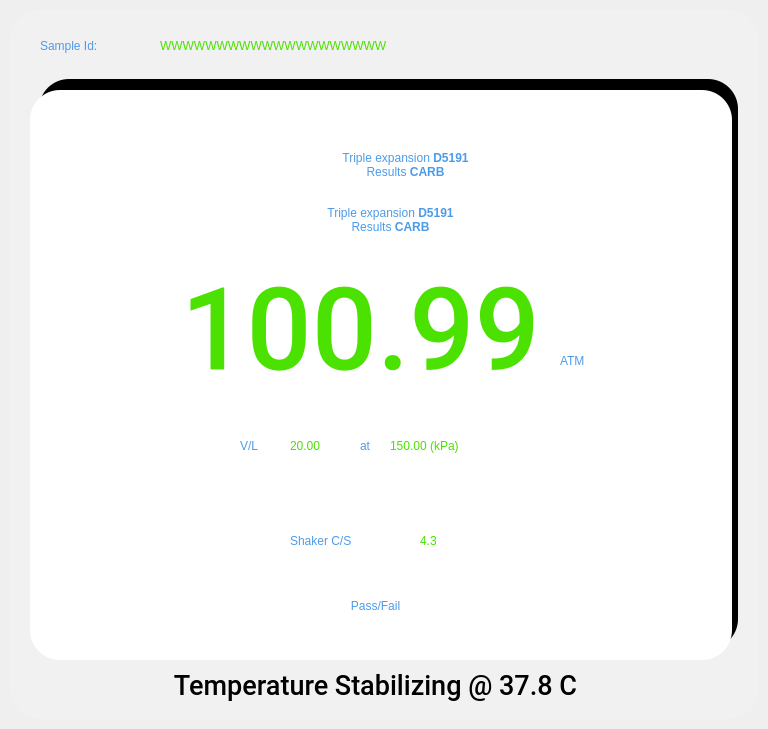
Before: the Qt Designer form pApp-22-June-2021/smeasuring2.ui in ChandraMVE/PSSC_QT_Development, drawn with Qt 5.
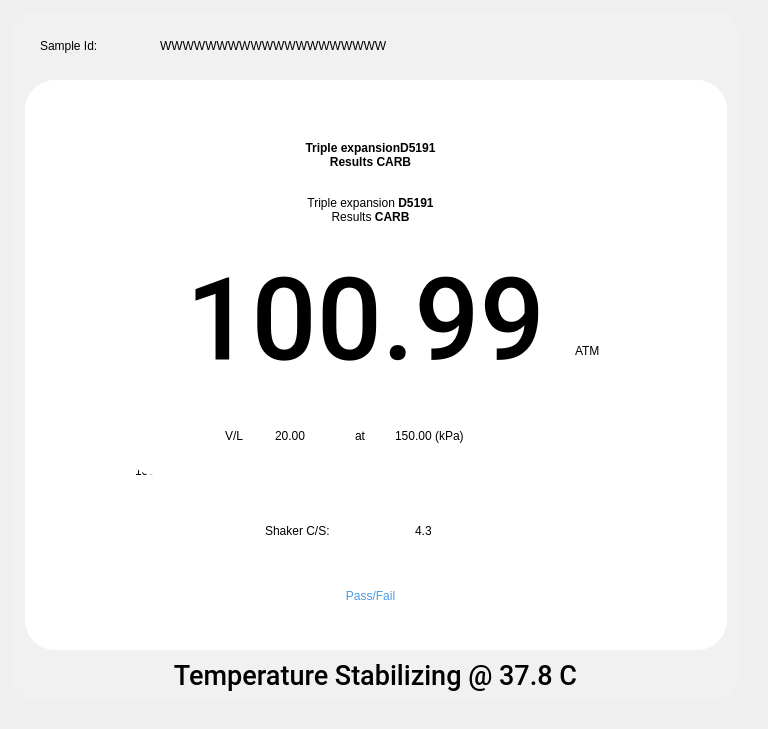
After: the same form once the commit is applied.

Commit message: QT Version 1.05.130 has below changes 1. UI color is changed

What changed in the file:
```diff
--- a/pApp-22-June-2021/smeasuring2.ui
+++ b/pApp-22-June-2021/smeasuring2.ui
@@ -18,8 +18,8 @@
     <rect>
      <x>10</x>
      <y>10</y>
-     <width>749</width>
-     <height>709</height>
+     <width>730</width>
+     <height>691</height>
     </rect>
    </property>
    <property name="styleSheet">
@@ -39,38 +39,11 @@
    <property name="frameShadow">
     <enum>QFrame::Raised</enum>
    </property>
-   <widget class="QFrame" name="frame_2">
-    <property name="geometry">
-     <rect>
-      <x>29</x>
-      <y>69</y>
-      <width>699</width>
-      <height>570</height>
-     </rect>
-    </property>
-    <property name="styleSheet">
-     <string notr="true">background-color: rgb(0, 0, 0);
-border-width: 0px;
-border-color: rgb(21, 100, 192);
-border-style: solid;
-border-radius: 30;
-color: rgb(0, 0, 0);
-font: 75 16pt &quot;Roboto&quot;;
-
-</string>
-    </property>
-    <property name="frameShape">
-     <enum>QFrame::StyledPanel</enum>
-    </property>
-    <property name="frameShadow">
-     <enum>QFrame::Raised</enum>
-    </property>
-   </widget>
    <widget class="QFrame" name="frame_3">
     <property name="geometry">
      <rect>
-      <x>20</x>
-      <y>80</y>
+      <x>15</x>
+      <y>70</y>
       <width>702</width>
       <height>570</height>
      </rect>
@@ -95,9 +68,9 @@
     <widget class="QFrame" name="fr3Pr">
      <property name="geometry">
       <rect>
-       <x>100</x>
+       <x>90</x>
        <y>335</y>
-       <width>491</width>
+       <width>511</width>
        <height>80</height>
       </rect>
      </property>
@@ -113,15 +86,15 @@
      <widget class="QLabel" name="lblPabs">
       <property name="geometry">
        <rect>
-        <x>360</x>
+        <x>350</x>
         <y>40</y>
-        <width>101</width>
-        <height>21</height>
+        <width>121</width>
+        <height>31</height>
        </rect>
       </property>
       <property name="styleSheet">
-       <string notr="true">color: rgb(75, 225, 0);
-font: 75 18pt &quot;Roboto Medium&quot;;</string>
+       <string notr="true">color: rgb(0, 0, 0);
+font: 75 20pt &quot;Roboto Medium&quot;;</string>
       </property>
       <property name="text">
        <string>99999.9</string>
@@ -131,14 +104,14 @@
       <property name="geometry">
        <rect>
         <x>200</x>
-        <y>10</y>
-        <width>91</width>
-        <height>31</height>
+        <y>0</y>
+        <width>101</width>
+        <height>41</height>
        </rect>
       </property>
       <property name="styleSheet">
-       <string notr="true">color: rgb(77, 155, 232);
-font: 75 16pt &quot;Roboto Medium&quot;;</string>
+       <string notr="true">color: rgb(0, 0, 0);
+font: 75 18pt &quot;Roboto Medium&quot;;</string>
       </property>
       <property name="text">
        <string>Pgas</string>
@@ -147,15 +120,15 @@
      <widget class="QLabel" name="lblPgas">
       <property name="geometry">
        <rect>
-        <x>200</x>
+        <x>190</x>
         <y>40</y>
-        <width>101</width>
-        <height>21</height>
+        <width>121</width>
+        <height>31</height>
        </rect>
       </property>
       <property name="styleSheet">
-       <string notr="true">color: rgb(75, 225, 0);
-font: 75 18pt &quot;Roboto Medium&quot;;</string>
+       <string notr="true">color: rgb(0, 0, 0);
+font: 75 20pt &quot;Roboto Medium&quot;;</string>
       </property>
       <property name="text">
        <string>10000.9</string>
@@ -164,15 +137,15 @@
      <widget class="QLabel" name="lblPtot">
       <property name="geometry">
        <rect>
-        <x>30</x>
+        <x>20</x>
         <y>40</y>
-        <width>101</width>
-        <height>21</height>
+        <width>121</width>
+        <height>31</height>
        </rect>
       </property>
       <property name="styleSheet">
-       <string notr="true">color: rgb(75, 225, 0);
-font: 75 18pt &quot;Roboto Medium&quot;;</string>
+       <string notr="true">color: rgb(0, 0, 0);
+font: 75 20pt &quot;Roboto Medium&quot;;</string>
       </property>
       <property name="text">
        <string>10000.9</string>
@@ -182,14 +155,14 @@
       <property name="geometry">
        <rect>
         <x>360</x>
-        <y>10</y>
-        <width>91</width>
-        <height>31</height>
+        <y>0</y>
+        <width>101</width>
+        <height>41</height>
        </rect>
       </property>
       <property name="styleSheet">
-       <string notr="true">color: rgb(77, 155, 232);
-font: 75 16pt &quot;Roboto Medium&quot;;</string>
+       <string notr="true">color: rgb(0, 0, 0);
+font: 75 18pt &quot;Roboto Medium&quot;;</string>
       </property>
       <property name="text">
        <string>Pabs</string>
@@ -199,14 +172,14 @@
       <property name="geometry">
        <rect>
         <x>30</x>
-        <y>10</y>
-        <width>91</width>
-        <height>31</height>
+        <y>0</y>
+        <width>101</width>
+        <height>41</height>
        </rect>
       </property>
       <property name="styleSheet">
-       <string notr="true">color: rgb(77, 155, 232);
-font: 75 16pt &quot;Roboto Medium&quot;;</string>
+       <string notr="true">color: rgb(0, 0, 0);
+font: 75 18pt &quot;Roboto Medium&quot;;</string>
       </property>
       <property name="text">
        <string>Ptot</string>
@@ -218,7 +191,7 @@
       <rect>
        <x>140</x>
        <y>165</y>
-       <width>381</width>
+       <width>401</width>
        <height>151</height>
       </rect>
      </property>
@@ -233,7 +206,7 @@
      </property>
      <property name="styleSheet">
       <string notr="true">border-width: 0px;
-color: rgb(75, 225, 0);
+color: rgb(0, 0, 0);
 font: 75 86pt &quot;Roboto Medium&quot;;</string>
      </property>
      <property name="text">
@@ -246,14 +219,14 @@
     <widget class="QLabel" name="lblScale">
      <property name="geometry">
       <rect>
-       <x>530</x>
+       <x>550</x>
        <y>255</y>
        <width>51</width>
        <height>31</height>
       </rect>
      </property>
      <property name="styleSheet">
-      <string notr="true">color: rgb(77, 155, 232);
+      <string notr="true">color: rgb(0, 0, 0);
 font: 75 16pt &quot;Roboto Black&quot;;</string>
      </property>
      <property name="text">
@@ -283,18 +256,18 @@
     <widget class="QLabel" name="lblMethod">
      <property name="geometry">
       <rect>
-       <x>140</x>
+       <x>100</x>
        <y>55</y>
-       <width>471</width>
+       <width>491</width>
        <height>41</height>
       </rect>
      </property>
      <property name="styleSheet">
-      <string notr="true">color: rgb(77, 155, 232);
+      <string notr="true">color: rgb(0, 0, 0);
 font: 75 26pt &quot;Roboto Medium&quot;;</string>
      </property>
      <property name="text">
-      <string>Triple expansion &lt;B&gt;D5191&lt;/B&gt;&lt;br&gt;Results &lt;B&gt;CARB&lt;/B&gt;</string>
+      <string>&lt;html&gt;&lt;head/&gt;&lt;body&gt;&lt;p&gt;&lt;span style=&quot; font-weight:600;&quot;&gt;Triple expansion&lt;/span&gt;&lt;span style=&quot; font-weight:600;&quot;&gt;D5191&lt;/span&gt;&lt;br/&gt;&lt;span style=&quot; font-weight:600;&quot;&gt;Results CARB&lt;/span&gt;&lt;/p&gt;&lt;/body&gt;&lt;/html&gt;</string>
      </property>
      <property name="alignment">
       <set>Qt::AlignCenter</set>
@@ -331,8 +304,8 @@
        </rect>
       </property>
       <property name="styleSheet">
-       <string notr="true">color: rgb(77, 155, 232);
-font: 75 16pt &quot;Roboto Medium&quot;;</string>
+       <string notr="true">color: rgb(0, 0, 0);
+font: 75 18pt &quot;Roboto Medium&quot;;</string>
       </property>
       <property name="text">
        <string>at</string>
@@ -341,15 +314,15 @@
      <widget class="QLabel" name="lblatPr">
       <property name="geometry">
        <rect>
-        <x>260</x>
+        <x>270</x>
         <y>20</y>
-        <width>141</width>
+        <width>161</width>
         <height>41</height>
        </rect>
       </property>
       <property name="styleSheet">
-       <string notr="true">color: rgb(75, 225, 0);
-font: 75 16pt &quot;Roboto Medium&quot;;</string>
+       <string notr="true">color: rgb(0, 0, 0);
+font: 75 18pt &quot;Roboto Medium&quot;;</string>
       </property>
       <property name="text">
        <string>150.00 (kPa)</string>
@@ -358,15 +331,15 @@
      <widget class="QLabel" name="lblVL">
       <property name="geometry">
        <rect>
-        <x>160</x>
+        <x>150</x>
         <y>20</y>
-        <width>61</width>
+        <width>71</width>
         <height>41</height>
        </rect>
       </property>
       <property name="styleSheet">
-       <string notr="true">color: rgb(75, 225, 0);
-font: 75 16pt &quot;Roboto Medium&quot;;</string>
+       <string notr="true">color: rgb(0, 0, 0);
+font: 75 18pt &quot;Roboto Medium&quot;;</string>
       </property>
       <property name="text">
        <string>20.00</string>
@@ -375,15 +348,15 @@
      <widget class="QLabel" name="label_13">
       <property name="geometry">
        <rect>
-        <x>110</x>
+        <x>100</x>
         <y>20</y>
         <width>41</width>
         <height>41</height>
        </rect>
       </property>
       <property name="styleSheet">
-       <string notr="true">color: rgb(77, 155, 232);
-font: 75 16pt &quot;Roboto Medium&quot;;</string>
+       <string notr="true">color: rgb(0, 0, 0);
+font: 75 18pt &quot;Roboto Medium&quot;;</string>
       </property>
       <property name="text">
        <string>V/L</string>
@@ -393,14 +366,14 @@
     <widget class="QLabel" name="lblFormula">
      <property name="geometry">
       <rect>
-       <x>105</x>
+       <x>90</x>
        <y>105</y>
        <width>511</width>
        <height>51</height>
       </rect>
      </property>
      <property name="styleSheet">
-      <string notr="true">color: rgb(77, 155, 232);
+      <string notr="true">color: rgb(0, 0, 0);
 font: 75 15pt &quot;Roboto Medium&quot;;</string>
      </property>
      <property name="text">
@@ -416,9 +389,9 @@
     <widget class="QFrame" name="frShaker">
      <property name="geometry">
       <rect>
-       <x>250</x>
+       <x>230</x>
        <y>430</y>
-       <width>201</width>
+       <width>221</width>
        <height>41</height>
       </rect>
      </property>
@@ -436,30 +409,30 @@
        <rect>
         <x>10</x>
         <y>0</y>
-        <width>121</width>
+        <width>141</width>
         <height>41</height>
        </rect>
       </property>
       <property name="styleSheet">
-       <string notr="true">color: rgb(77, 155, 232);
-font: 75 16pt &quot;Roboto Medium&quot;;</string>
+       <string notr="true">color: rgb(0, 0, 0);
+font: 75 18pt &quot;Roboto Medium&quot;;</string>
       </property>
       <property name="text">
-       <string>Shaker C/S</string>
+       <string>Shaker C/S:</string>
       </property>
      </widget>
      <widget class="QLabel" name="lblShakerCS">
       <property name="geometry">
        <rect>
-        <x>140</x>
+        <x>160</x>
         <y>0</y>
         <width>51</width>
         <height>41</height>
        </rect>
       </property>
       <property name="styleSheet">
-       <string notr="true">color: rgb(75, 225, 0);
-font: 75 16pt &quot;Roboto Medium&quot;;</string>
+       <string notr="true">color: rgb(0, 0, 0);
+font: 75 18pt &quot;Roboto Medium&quot;;</string>
       </property>
       <property name="text">
        <string>4.3</string>
@@ -477,7 +450,7 @@
      </rect>
     </property>
     <property name="styleSheet">
-     <string notr="true">color: rgb(75, 225, 0);
+     <string notr="true">color: rgb(0, 0, 0);
 font: 75 16pt &quot;Roboto Medium&quot;;</string>
     </property>
     <property name="text">
@@ -494,7 +467,7 @@
      </rect>
     </property>
     <property name="styleSheet">
-     <string notr="true">color: rgb(77, 155, 232);
+     <string notr="true">color: rgb(0, 0, 0);
 font: 75 16pt &quot;Roboto Medium&quot;;</string>
     </property>
     <property name="text">
@@ -505,7 +478,7 @@
     <property name="geometry">
      <rect>
       <x>130</x>
-      <y>650</y>
+      <y>640</y>
       <width>471</width>
       <height>51</height>
      </rect>
```
Left out of the diff: 3 changed lines with no effect on the pictures. The commit also changes 19 other files.
